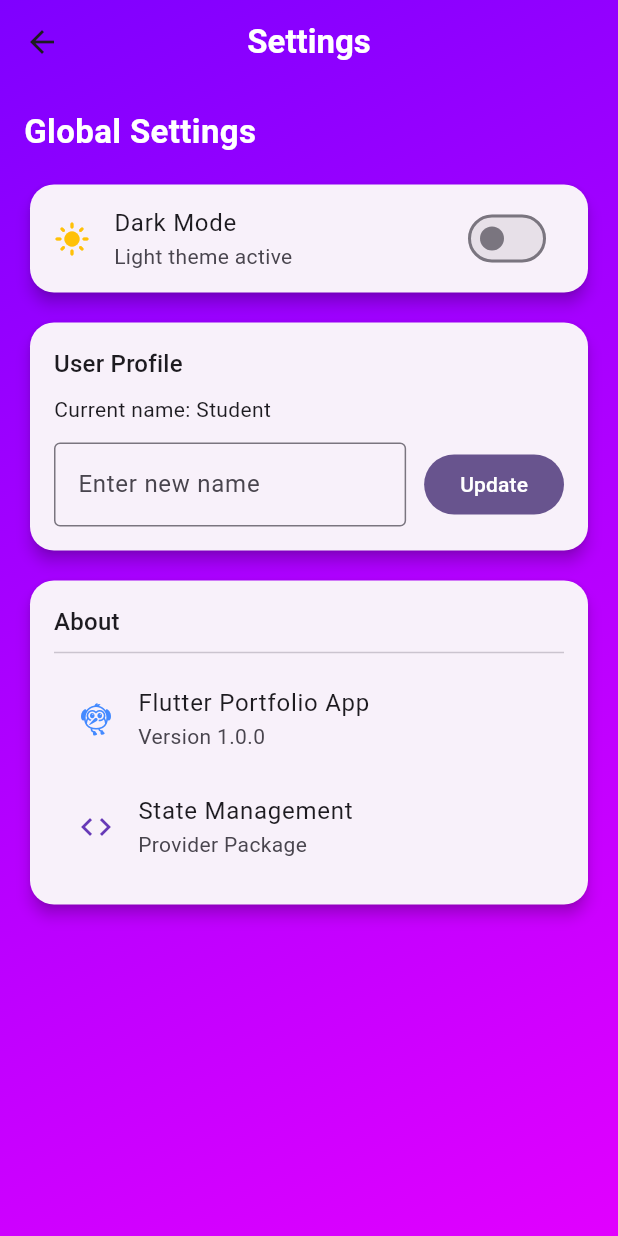
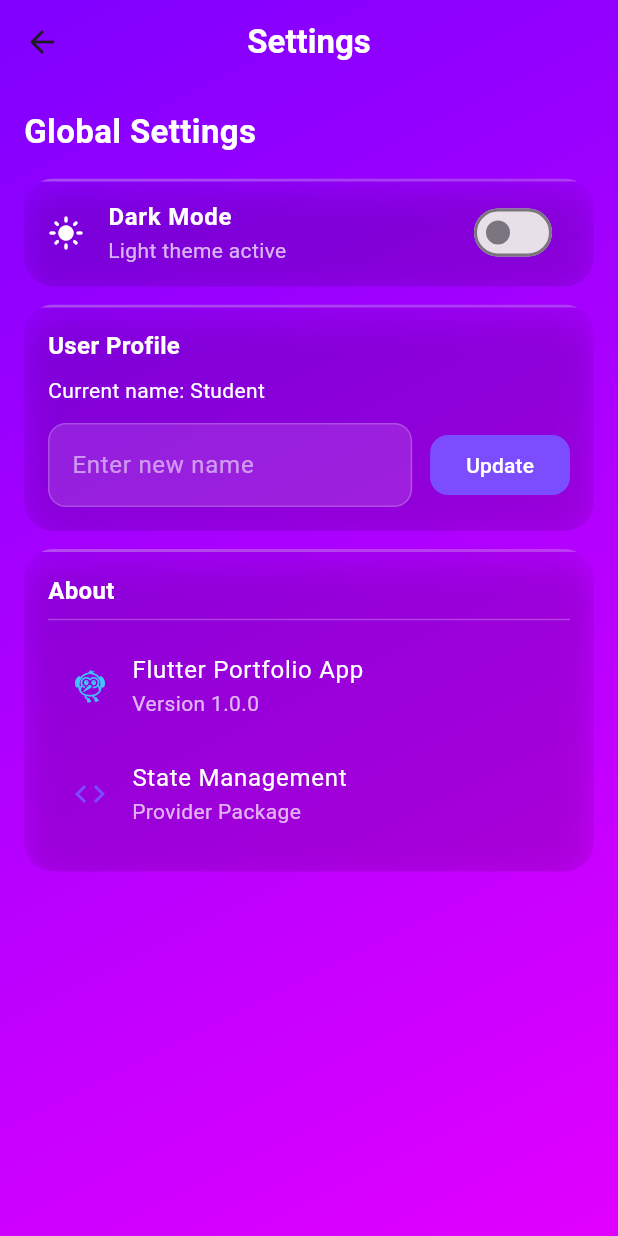
Before and after one commit to BEMBEMS/portfolio_app, a Flutter app: the screen it shows after launch, after a tap on "Settings", on a phone screen of 412 x 824 dp. Run offline on Flutter 3.47's test engine with Material 3 defaults, Android fonts, the phone set to English and light mode, and no system bars.

Commit message:
Upgrade cards to glassmorphism aesthetic across all screens

```diff
--- a/lib/screens/settings_screen.dart
+++ b/lib/screens/settings_screen.dart
@@ -3,6 +3,7 @@ import 'package:provider/provider.dart';
 import '../providers/theme_provider.dart';
 import '../providers/name_provider.dart';
 import '../widgets/gradient_background.dart';
+import '../widgets/glass_card.dart';
 
 class SettingsScreen extends StatelessWidget {
   const SettingsScreen({super.key});
@@ -44,25 +45,29 @@ class SettingsScreen extends StatelessWidget {
                   const SizedBox(height: 16),
                   _FadeIn(
                     delay: 1,
-                    child: Card(
-                      elevation: 4,
-                      shape: RoundedRectangleBorder(
-                        borderRadius: BorderRadius.circular(16),
+                    child: GlassCard(
+                      padding: EdgeInsets.zero,
+                      child: SwitchListTile(
+                        activeThumbColor: Colors.white,
+                        activeTrackColor: Colors.deepPurpleAccent,
+                        title: const Text(
+                          'Dark Mode',
+                          style: TextStyle(
+                            color: Colors.white,
+                            fontWeight: FontWeight.w600,
                           ),
-                      child: SwitchListTile(
-                        title: const Text('Dark Mode'),
+                        ),
                         subtitle: Text(
                           themeProvider.isDarkMode
                               ? 'Dark theme active'
                               : 'Light theme active',
+                          style: const TextStyle(color: Colors.white70),
                         ),
                         secondary: Icon(
                           themeProvider.isDarkMode
                               ? Icons.dark_mode
                               : Icons.light_mode,
-                          color: themeProvider.isDarkMode
-                              ? Colors.deepPurple
-                              : Colors.amber,
+                          color: Colors.white,
                         ),
                         value: themeProvider.isDarkMode,
                         onChanged: (_) => themeProvider.toggleTheme(),
@@ -72,19 +77,17 @@ class SettingsScreen extends StatelessWidget {
                   const SizedBox(height: 12),
                   _FadeIn(
                     delay: 2,
-                    child: Card(
-                      elevation: 4,
-                      shape: RoundedRectangleBorder(
-                        borderRadius: BorderRadius.circular(16),
-                      ),
-                      child: Padding(
-                        padding: const EdgeInsets.all(16),
+                    child: GlassCard(
                       child: Column(
                         crossAxisAlignment: CrossAxisAlignment.start,
                         children: [
-                            Text(
+                          const Text(
                             'User Profile',
-                              style: Theme.of(context).textTheme.titleMedium,
+                            style: TextStyle(
+                              color: Colors.white,
+                              fontWeight: FontWeight.bold,
+                              fontSize: 16,
+                            ),
                           ),
                           const SizedBox(height: 8),
                           AnimatedSwitcher(
@@ -94,7 +97,7 @@ class SettingsScreen extends StatelessWidget {
                             child: Text(
                               'Current name: ${nameProvider.userName}',
                               key: ValueKey(nameProvider.userName),
-                                style: Theme.of(context).textTheme.bodyMedium,
+                              style: const TextStyle(color: Colors.white),
                             ),
                           ),
                           const SizedBox(height: 12),
@@ -115,39 +118,39 @@ class SettingsScreen extends StatelessWidget {
                       ),
                     ),
                   ),
-                  ),
                   const SizedBox(height: 12),
                   _FadeIn(
                     delay: 3,
-                    child: Card(
-                      elevation: 4,
-                      shape: RoundedRectangleBorder(
-                        borderRadius: BorderRadius.circular(16),
-                      ),
-                      child: Padding(
-                        padding: const EdgeInsets.all(16),
+                    child: GlassCard(
                       child: Column(
                         crossAxisAlignment: CrossAxisAlignment.start,
                         children: [
-                            Text(
+                          const Text(
                             'About',
-                              style: Theme.of(context).textTheme.titleMedium,
+                            style: TextStyle(
+                              color: Colors.white,
+                              fontWeight: FontWeight.bold,
+                              fontSize: 16,
                             ),
-                            const Divider(),
+                          ),
+                          const Divider(color: Colors.white24),
                           const ListTile(
                             leading: Icon(Icons.flutter_dash,
-                                  color: Colors.blueAccent),
-                              title: Text('Flutter Portfolio App'),
-                              subtitle: Text('Version 1.0.0'),
+                                color: Colors.lightBlueAccent),
+                            title: Text('Flutter Portfolio App',
+                                style: TextStyle(color: Colors.white)),
+                            subtitle: Text('Version 1.0.0',
+                                style: TextStyle(color: Colors.white70)),
                           ),
                           const ListTile(
                             leading: Icon(Icons.code,
-                                  color: Colors.deepPurple),
-                              title: Text('State Management'),
-                              subtitle: Text('Provider Package'),
+                                color: Colors.deepPurpleAccent),
+                            title: Text('State Management',
+                                style: TextStyle(color: Colors.white)),
+                            subtitle: Text('Provider Package',
+                                style: TextStyle(color: Colors.white70)),
                           ),
                         ],
-                        ),
                       ),
                     ),
                   ),
@@ -233,9 +236,21 @@ class _NameInputState extends State<_NameInput> {
         Expanded(
           child: TextField(
             controller: _controller,
-            decoration: const InputDecoration(
+            style: const TextStyle(color: Colors.white),
+            decoration: InputDecoration(
               hintText: 'Enter new name',
-              border: OutlineInputBorder(),
+              hintStyle: const TextStyle(color: Colors.white54),
+              filled: true,
+              fillColor: Colors.white.withValues(alpha: 0.12),
+              enabledBorder: OutlineInputBorder(
+                borderRadius: BorderRadius.circular(12),
+                borderSide:
+                    BorderSide(color: Colors.white.withValues(alpha: 0.2)),
+              ),
+              focusedBorder: OutlineInputBorder(
+                borderRadius: BorderRadius.circular(12),
+                borderSide: const BorderSide(color: Colors.white70),
+              ),
             ),
           ),
         ),
@@ -245,6 +260,12 @@ class _NameInputState extends State<_NameInput> {
             widget.onSubmitted(_controller.text);
             _controller.clear();
           },
+          style: FilledButton.styleFrom(
+            backgroundColor: Colors.deepPurpleAccent,
+            shape: RoundedRectangleBorder(
+              borderRadius: BorderRadius.circular(12),
+            ),
+          ),
           child: const Text('Update'),
         ),
       ],
--- a/lib/widgets/custom_card.dart
+++ b/lib/widgets/custom_card.dart
@@ -1,6 +1,4 @@
 import 'package:flutter/material.dart';
-import 'package:provider/provider.dart';
-import '../providers/theme_provider.dart';
 
 class CustomCard extends StatefulWidget {
   final String title;
@@ -25,36 +23,38 @@ class _CustomCardState extends State<CustomCard> {
 
   @override
   Widget build(BuildContext context) {
-    final theme = Provider.of<ThemeProvider>(context);
-
     return AnimatedScale(
       scale: _pressed ? 0.96 : 1.0,
       duration: const Duration(milliseconds: 150),
       child: Container(
         decoration: BoxDecoration(
-          borderRadius: BorderRadius.circular(16),
+          borderRadius: BorderRadius.circular(20),
           gradient: LinearGradient(
             begin: Alignment.topLeft,
             end: Alignment.bottomRight,
-            colors: [theme.gradientTop, theme.gradientBottom],
+            colors: [
+              Colors.white.withValues(alpha: 0.12),
+              Colors.white.withValues(alpha: 0.04),
+            ],
           ),
+          border: Border.all(color: Colors.white.withValues(alpha: 0.2)),
           boxShadow: [
             BoxShadow(
-              color: Colors.black.withValues(alpha: 0.2),
-              blurRadius: 8,
-              offset: const Offset(0, 4),
+              color: Colors.black.withValues(alpha: 0.15),
+              blurRadius: 20,
+              offset: const Offset(0, 8),
             ),
           ],
         ),
         child: Material(
           color: Colors.transparent,
-          borderRadius: BorderRadius.circular(16),
+          borderRadius: BorderRadius.circular(20),
           child: InkWell(
             onTap: widget.onTap,
             onTapDown: (_) => setState(() => _pressed = true),
             onTapCancel: () => setState(() => _pressed = false),
             onTapUp: (_) => setState(() => _pressed = false),
-            borderRadius: BorderRadius.circular(16),
+            borderRadius: BorderRadius.circular(20),
             child: Padding(
               padding: const EdgeInsets.all(20),
               child: Row(
--- /dev/null
+++ b/lib/widgets/glass_card.dart
@@ -0,0 +1,61 @@
+import 'dart:ui';
+import 'package:flutter/material.dart';
+
+class GlassCard extends StatelessWidget {
+  final Widget child;
+  final EdgeInsetsGeometry padding;
+  final BorderRadius borderRadius;
+  final double blur;
+
+  const GlassCard({
+    super.key,
+    required this.child,
+    this.padding = const EdgeInsets.all(16),
+    this.borderRadius = const BorderRadius.all(Radius.circular(20)),
+    this.blur = 12,
+  });
+
+  @override
+  Widget build(BuildContext context) {
+    return ClipRRect(
+      borderRadius: borderRadius,
+      child: Stack(
+        children: [
+          BackdropFilter(
+            filter: ImageFilter.blur(sigmaX: blur, sigmaY: blur),
+            child: Container(
+              decoration: BoxDecoration(
+                gradient: LinearGradient(
+                  begin: Alignment.topLeft,
+                  end: Alignment.bottomRight,
+                  colors: [
+                    Colors.white.withValues(alpha: 0.12),
+                    Colors.white.withValues(alpha: 0.04),
+                  ],
+                ),
+                border: Border.all(
+                  color: Colors.white.withValues(alpha: 0.2),
+                ),
+                borderRadius: borderRadius,
+              ),
+            ),
+          ),
+          Container(
+            decoration: BoxDecoration(
+              borderRadius: borderRadius,
+              boxShadow: [
+                BoxShadow(
+                  color: Colors.black.withValues(alpha: 0.15),
+                  blurRadius: 20,
+                  offset: const Offset(0, 8),
+                ),
+              ],
+            ),
+            padding: padding,
+            child: child,
+          ),
+        ],
+      ),
+    );
+  }
+}
```
Also changed, not shown: lib/screens/activity1_profile.dart (+54 -28 lines). Lines whose indentation alone changed are shown as unchanged.
